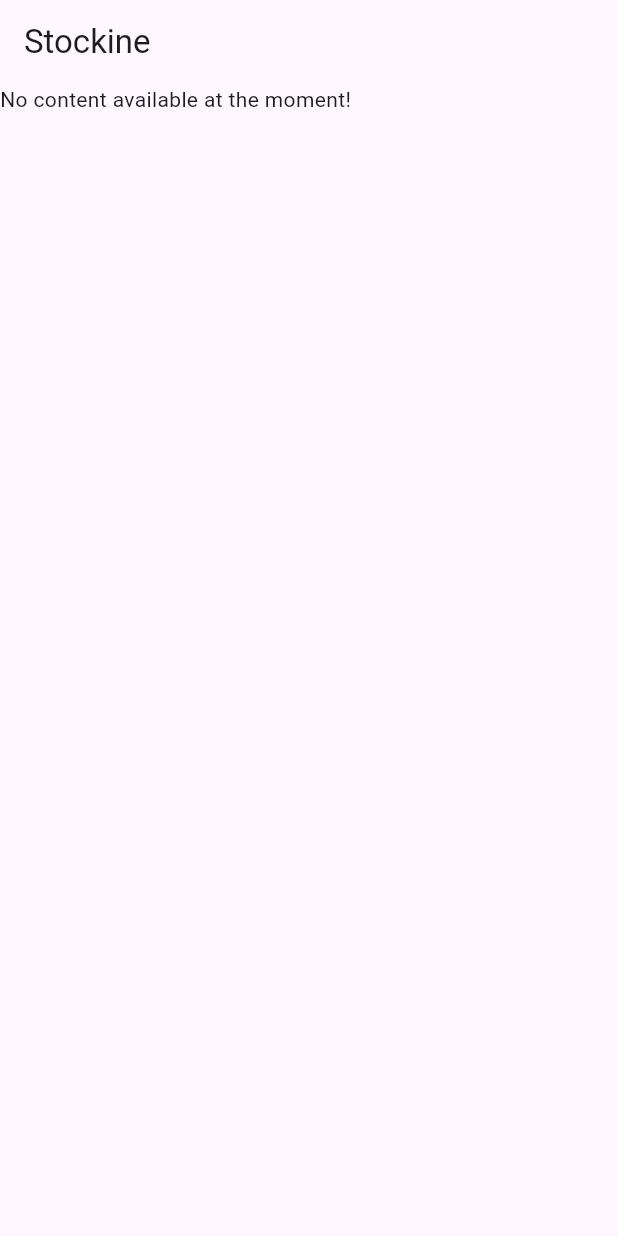
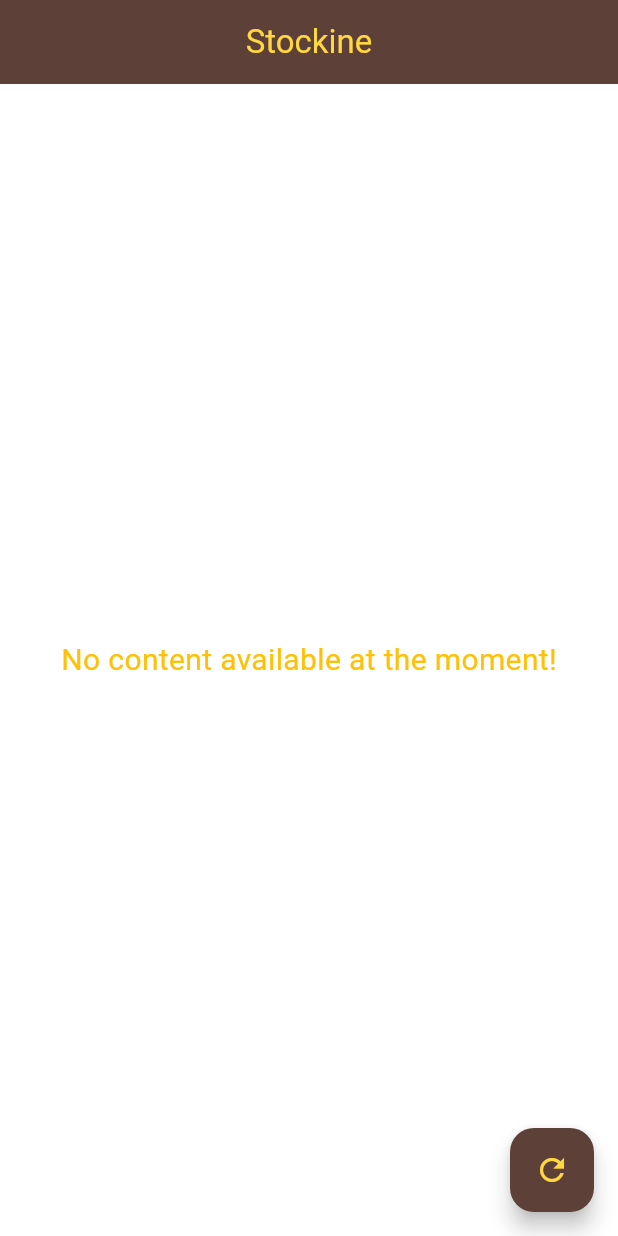
Before and after one commit to SamragneeBose/stockine_api_task, a Flutter app: the screen it shows after launch, on a phone screen of 412 x 824 dp. Run offline on Flutter 3.47's test engine with Material 3 defaults, Android fonts, the phone set to English and light mode, and no system bars; network calls fail.

Commit message:
Improved UI design. Error Handling. Added additional features.

```diff
--- a/lib/content.dart
+++ b/lib/content.dart
@@ -19,7 +19,7 @@ class Content extends StatelessWidget {
         text,
         // textAlign: align,
         style: TextStyle(
-          color: Colors.black,
+          color: Theme.of(context).colorScheme.onPrimary,
           fontSize: size,
         ),
       ),
--- a/lib/home.dart
+++ b/lib/home.dart
@@ -1,5 +1,6 @@
 import 'package:flutter/material.dart';
 import 'package:http/http.dart' as http;
+import 'package:url_launcher/url_launcher.dart';
 import 'dart:convert';
 import 'content.dart';
 
@@ -13,6 +14,7 @@ class Home extends StatefulWidget {
 class _HomeState extends State<Home> {
   Map? mapResponse;
   List? listResponse;
+  String msg = "No content available at the moment!";
 
   Future apiCall() async{
     http.Response response;
@@ -28,13 +30,18 @@ class _HomeState extends State<Home> {
       setState(() {
         mapResponse = json.decode(response.body);
         listResponse = mapResponse?['body'];
+        // print('Success');
       });
     }
     else
       {
-
+        setState(() {
+          msg='Error: ${response.statusCode}';
+        });
       }
   }
+
+
 
   @override
   void initState() {
@@ -48,17 +55,38 @@ class _HomeState extends State<Home> {
     return Scaffold(
       appBar: AppBar(
         title: const Text("Stockine"),
+        centerTitle: true,
+        backgroundColor: Theme.of(context).colorScheme.secondary,
+        foregroundColor: Theme.of(context).colorScheme.onSecondary,
+      ),
+      floatingActionButton: FloatingActionButton(
+        onPressed: () {
+          apiCall();
+          },
+        backgroundColor: Theme.of(context).colorScheme.secondary,
+        foregroundColor: Theme.of(context).colorScheme.onSecondary,
+        child: const Icon(Icons.refresh),
       ),
       body: (listResponse == null)?
-      const SizedBox(
-        child: Text("No content available at the moment!"),
+      SizedBox(
+          child: Center(
+              child: Text(
+                  msg,
+                style: TextStyle(
+                  fontSize: 20,
+                  color: Theme.of(context).colorScheme.primary,
+                ),
+              ),
+          ),
       ) :
       Scrollbar(
         child: ListView.builder(
             itemCount: listResponse!.length,
             itemBuilder: (context, index) {
-              return Card(
-                color: Colors.amberAccent,
+              return Padding(
+                padding: const EdgeInsets.all(5.0),
+                child: Card(
+                  color: Theme.of(context).colorScheme.primary,
                   child: Padding(
                     padding: const EdgeInsets.all(10.0),
                     child: Column(
@@ -75,9 +103,30 @@ class _HomeState extends State<Home> {
                         Content(
                           text: listResponse![index]['pubDate'].toString(),
                           size: 16,
-                        // align: TextAlign.right,
+                        ),
+                        const SizedBox(
+                          height: 20,
+                        ),
+                        OutlinedButton(
+                            onPressed: () => setState(() {
+                              launchUrl(
+                                Uri.parse(listResponse![index]['link'].toString()),
+                                mode: LaunchMode.externalApplication,
+                              );
+                            }),
+                            style: OutlinedButton.styleFrom(
+                              foregroundColor: Theme.of(context).colorScheme.secondary,
+                              backgroundColor: Theme.of(context).colorScheme.onSecondary,
+                            ),
+                            child: const Text(
+                                "Read More",
+                              style: TextStyle(
+                                fontSize: 20,
+                              ),
+                            ),
                         ),
                       ],
+                    ),
                   ),
                 ),
               );
--- a/lib/main.dart
+++ b/lib/main.dart
@@ -29,8 +29,15 @@ class MyApp extends StatelessWidget {
         //
         // This works for code too, not just values: Most code changes can be
         // tested with just a hot reload.
-        colorScheme: ColorScheme.fromSeed(seedColor: Colors.deepPurple),
+        colorScheme: ColorScheme.fromSeed(
+          seedColor: Colors.amber,
+          primary: Colors.amber,
+          onPrimary: Colors.black87,
+          secondary: Colors.brown[700],
+          onSecondary: Colors.amberAccent,
+        ),
         useMaterial3: true,
+        scaffoldBackgroundColor: Colors.white10,
       ),
       home: const Home(),//const MyHomePage(title: 'Flutter Demo Home Page'),
     );
--- a/pubspec.yaml
+++ b/pubspec.yaml
@@ -36,6 +36,7 @@ dependencies:
   # Use with the CupertinoIcons class for iOS style icons.
   cupertino_icons: ^1.0.2
   http: ^1.2.0
+  url_launcher: ^6.2.5
 
 dev_dependencies:
   flutter_test:
@@ -46,7 +47,7 @@ dev_dependencies:
   # activated in the `analysis_options.yaml` file located at the root of your
   # package. See that file for information about deactivating specific lint
   # rules and activating additional ones.
-  flutter_lints: ^2.0.0
+  flutter_lints: ^3.0.1
 
 # For information on the generic Dart part of this file, see the
 # following page: https://dart.dev/tools/pub/pubspec
```
Also changed, not shown: pubspec.lock, 5 other files. Lines whose indentation alone changed are shown as unchanged.
